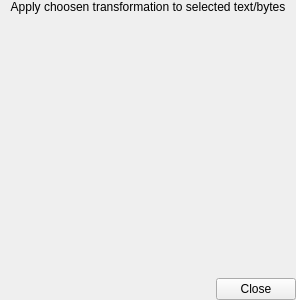
Qt form gui/quickviewdialog.ui (nccgroup/pip3line) before a commit.
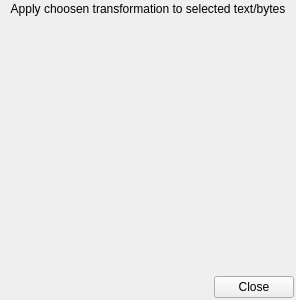
The same form after that commit. Icons and pictures are not drawn.

What changed in the file:
```diff
--- a/gui/quickviewdialog.ui
+++ b/gui/quickviewdialog.ui
@@ -24,10 +24,10 @@
   </property>
   <layout class="QVBoxLayout" name="verticalLayout">
    <property name="spacing">
-    <number>0</number>
+    <number>-1</number>
    </property>
    <property name="margin">
-    <number>0</number>
+    <number>2</number>
    </property>
    <item>
     <widget class="QLabel" name="label">
```
